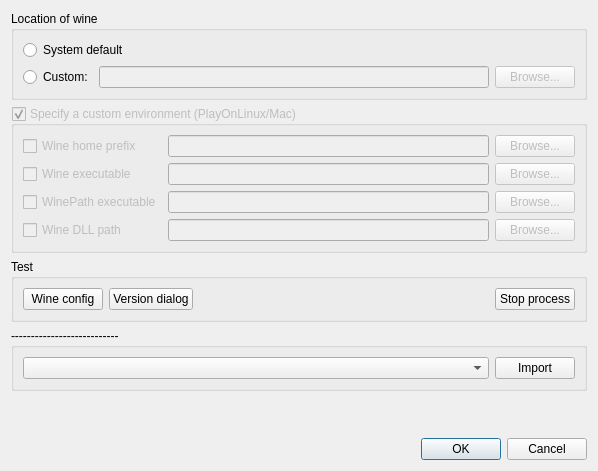
Above: Editor/testing/wine/wine_setup.ui from WohlSoft/Moondust-Project before the change. Below: the same form after it.
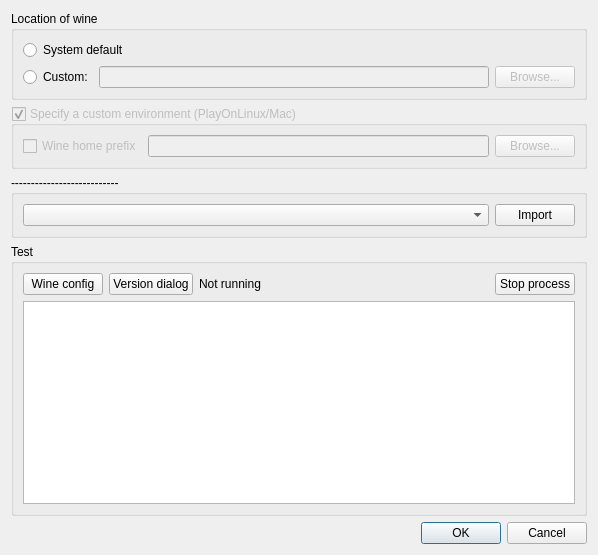
That is the form after the change.

Commit message:
Editor: Continue work on a WineSetup dialog
Make dialog work better, add a detailed logger to show any possible errors

```diff
--- a/Editor/testing/wine/wine_setup.ui
+++ b/Editor/testing/wine/wine_setup.ui
@@ -7,130 +7,13 @@
     <x>0</x>
     <y>0</y>
     <width>598</width>
-    <height>471</height>
+    <height>555</height>
    </rect>
   </property>
   <property name="windowTitle">
    <string>Wine configuration</string>
   </property>
   <layout class="QGridLayout" name="gridLayout_2">
-   <item row="1" column="0">
-    <widget class="QGroupBox" name="wineCustomEnvGroup">
-     <property name="enabled">
-      <bool>false</bool>
-     </property>
-     <property name="title">
-      <string>Specify a custom environment (PlayOnLinux/Mac)</string>
-     </property>
-     <property name="checkable">
-      <bool>true</bool>
-     </property>
-     <layout class="QGridLayout" name="gridLayout_4" columnstretch="0,0,0" columnminimumwidth="0,320,0">
-      <property name="sizeConstraint">
-       <enum>QLayout::SetMinimumSize</enum>
-      </property>
-      <item row="1" column="0">
-       <widget class="QCheckBox" name="wineExec">
-        <property name="text">
-         <string>Wine executable</string>
-        </property>
-       </widget>
-      </item>
-      <item row="0" column="1">
-       <widget class="QLineEdit" name="winePrefixPath">
-        <property name="enabled">
-         <bool>false</bool>
-        </property>
-       </widget>
-      </item>
-      <item row="0" column="2">
-       <widget class="QPushButton" name="winePrefixBrowse">
-        <property name="enabled">
-         <bool>false</bool>
-        </property>
-        <property name="text">
-         <string>Browse...</string>
-        </property>
-       </widget>
-      </item>
-      <item row="1" column="1">
-       <widget class="QLineEdit" name="wineExecPath">
-        <property name="enabled">
-         <bool>false</bool>
-        </property>
-       </widget>
-      </item>
-      <item row="1" column="2">
-       <widget class="QPushButton" name="wineExecBrowse">
-        <property name="enabled">
-         <bool>false</bool>
-        </property>
-        <property name="text">
-         <string>Browse...</string>
-        </property>
-       </widget>
-      </item>
-      <item row="3" column="2">
-       <widget class="QPushButton" name="wineDllBrowse">
-        <property name="enabled">
-         <bool>false</bool>
-        </property>
-        <property name="text">
-         <string>Browse...</string>
-        </property>
-       </widget>
-      </item>
-      <item row="3" column="1">
-       <widget class="QLineEdit" name="wineDllPath">
-        <property name="enabled">
-         <bool>false</bool>
-        </property>
-       </widget>
-      </item>
-      <item row="0" column="0">
-       <widget class="QCheckBox" name="winePrefix">
-        <property name="toolTip">
-         <string>&lt;html&gt;&lt;head/&gt;&lt;body&gt;&lt;p&gt;A user-local Wine prefix which contains settings, C-Drive root directory, and some other things.&lt;/p&gt;&lt;/body&gt;&lt;/html&gt;</string>
-        </property>
-        <property name="text">
-         <string>Wine home prefix</string>
-        </property>
-       </widget>
-      </item>
-      <item row="3" column="0">
-       <widget class="QCheckBox" name="wineDll">
-        <property name="text">
-         <string>Wine DLL path</string>
-        </property>
-       </widget>
-      </item>
-      <item row="2" column="0">
-       <widget class="QCheckBox" name="winePathExec">
-        <property name="text">
-         <string>WinePath executable</string>
-        </property>
-       </widget>
-      </item>
-      <item row="2" column="1">
-       <widget class="QLineEdit" name="winePathExecPath">
-        <property name="enabled">
-         <bool>false</bool>
-        </property>
-       </widget>
-      </item>
-      <item row="2" column="2">
-       <widget class="QPushButton" name="winePathExecBrowse">
-        <property name="enabled">
-         <bool>false</bool>
-        </property>
-        <property name="text">
-         <string>Browse...</string>
-        </property>
-       </widget>
-      </item>
-     </layout>
-    </widget>
-   </item>
    <item row="5" column="0">
     <widget class="QDialogButtonBox" name="buttonBox">
      <property name="orientation">
@@ -191,41 +74,6 @@
     </widget>
    </item>
    <item row="3" column="0">
-    <widget class="QGroupBox" name="importFromPlay">
-     <property name="title">
-      <string notr="true">---------------------------</string>
-     </property>
-     <layout class="QGridLayout" name="gridLayout_3" columnstretch="1000,0">
-      <property name="sizeConstraint">
-       <enum>QLayout::SetMinimumSize</enum>
-      </property>
-      <item row="0" column="0">
-       <widget class="QComboBox" name="playOnLinuxDrive"/>
-      </item>
-      <item row="0" column="1">
-       <widget class="QPushButton" name="doImportFromPoL">
-        <property name="text">
-         <string>Import</string>
-        </property>
-       </widget>
-      </item>
-     </layout>
-    </widget>
-   </item>
-   <item row="4" column="0">
-    <spacer name="verticalSpacer">
-     <property name="orientation">
-      <enum>Qt::Vertical</enum>
-     </property>
-     <property name="sizeHint" stdset="0">
-      <size>
-       <width>358</width>
-       <height>11</height>
-      </size>
-     </property>
-    </spacer>
-   </item>
-   <item row="2" column="0">
     <widget class="QGroupBox" name="groupBox">
      <property name="title">
       <string>Test</string>
@@ -234,7 +82,7 @@
       <property name="sizeConstraint">
        <enum>QLayout::SetMinimumSize</enum>
       </property>
-      <item row="0" column="2">
+      <item row="0" column="3">
        <spacer name="horizontalSpacer">
         <property name="orientation">
          <enum>Qt::Horizontal</enum>
@@ -247,13 +95,6 @@
         </property>
        </spacer>
       </item>
-      <item row="0" column="1">
-       <widget class="QPushButton" name="runWineCmd">
-        <property name="text">
-         <string>Version dialog</string>
-        </property>
-       </widget>
-      </item>
       <item row="0" column="0">
        <widget class="QPushButton" name="runWineCfg">
         <property name="text">
@@ -261,13 +102,106 @@
         </property>
        </widget>
       </item>
-      <item row="0" column="3">
+      <item row="1" column="0" colspan="5">
+       <widget class="QPlainTextEdit" name="testLog">
+        <property name="font">
+         <font>
+          <family>Monospace</family>
+         </font>
+        </property>
+        <property name="readOnly">
+         <bool>true</bool>
+        </property>
+       </widget>
+      </item>
+      <item row="0" column="1">
+       <widget class="QPushButton" name="runWineCmd">
+        <property name="text">
+         <string>Version dialog</string>
+        </property>
+       </widget>
+      </item>
+      <item row="0" column="4">
        <widget class="QPushButton" name="wineStopProc">
         <property name="text">
          <string>Stop process</string>
         </property>
        </widget>
       </item>
+      <item row="0" column="2">
+       <widget class="QLabel" name="testState">
+        <property name="text">
+         <string>Not running</string>
+        </property>
+       </widget>
+      </item>
+     </layout>
+    </widget>
+   </item>
+   <item row="1" column="0">
+    <widget class="QGroupBox" name="wineCustomEnvGroup">
+     <property name="enabled">
+      <bool>false</bool>
+     </property>
+     <property name="title">
+      <string>Specify a custom environment (PlayOnLinux/Mac)</string>
+     </property>
+     <property name="checkable">
+      <bool>true</bool>
+     </property>
+     <layout class="QGridLayout" name="gridLayout_4" columnstretch="0,0,0">
+      <property name="sizeConstraint">
+       <enum>QLayout::SetMinimumSize</enum>
+      </property>
+      <item row="0" column="1">
+       <widget class="QLineEdit" name="winePrefixPath">
+        <property name="enabled">
+         <bool>false</bool>
+        </property>
+       </widget>
+      </item>
+      <item row="0" column="0">
+       <widget class="QCheckBox" name="winePrefix">
+        <property name="toolTip">
+         <string>&lt;html&gt;&lt;head/&gt;&lt;body&gt;&lt;p&gt;A user-local Wine prefix which contains settings, C-Drive root directory, and some other things.&lt;/p&gt;&lt;/body&gt;&lt;/html&gt;</string>
+        </property>
+        <property name="text">
+         <string>Wine home prefix</string>
+        </property>
+       </widget>
+      </item>
+      <item row="0" column="2">
+       <widget class="QPushButton" name="winePrefixBrowse">
+        <property name="enabled">
+         <bool>false</bool>
+        </property>
+        <property name="text">
+         <string>Browse...</string>
+        </property>
+       </widget>
+      </item>
+     </layout>
+    </widget>
+   </item>
+   <item row="2" column="0">
+    <widget class="QGroupBox" name="importFromPlay">
+     <property name="title">
+      <string notr="true">---------------------------</string>
+     </property>
+     <layout class="QGridLayout" name="gridLayout_3" columnstretch="1000,0">
+      <property name="sizeConstraint">
+       <enum>QLayout::SetMinimumSize</enum>
+      </property>
+      <item row="0" column="0">
+       <widget class="QComboBox" name="playOnLinuxDrive"/>
+      </item>
+      <item row="0" column="1">
+       <widget class="QPushButton" name="doImportFromPoL">
+        <property name="text">
+         <string>Import</string>
+        </property>
+       </widget>
+      </item>
      </layout>
     </widget>
    </item>
```
Left out of the diff: 116 changed lines with no effect on the pictures. The commit also changes 3 other files.
